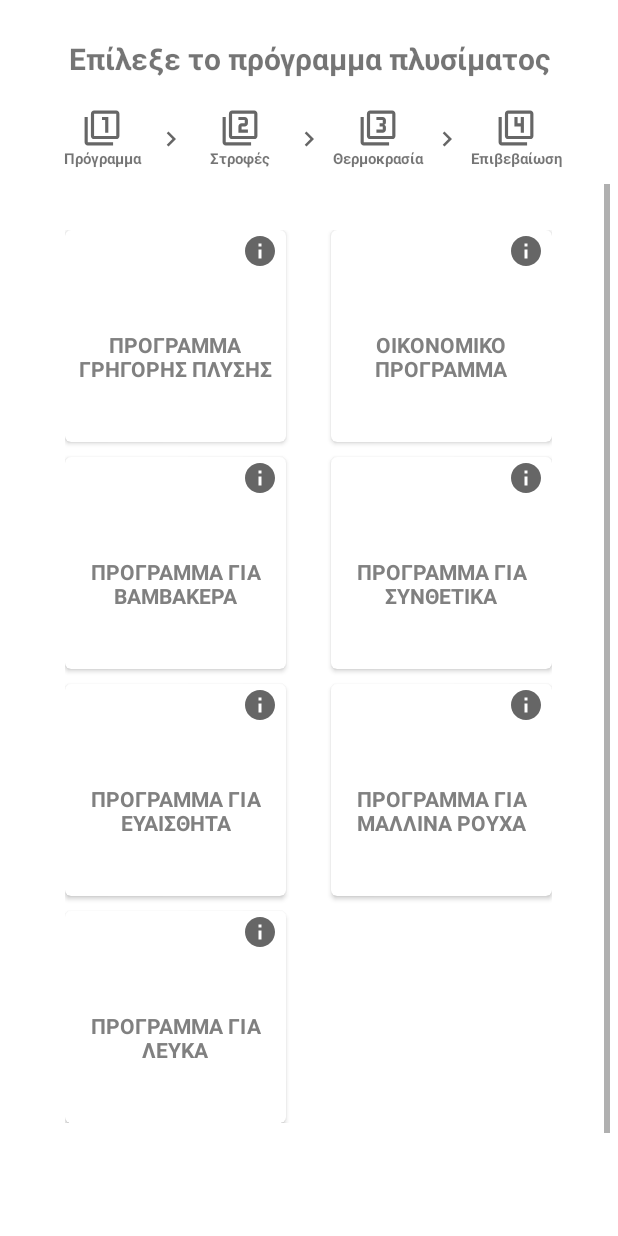
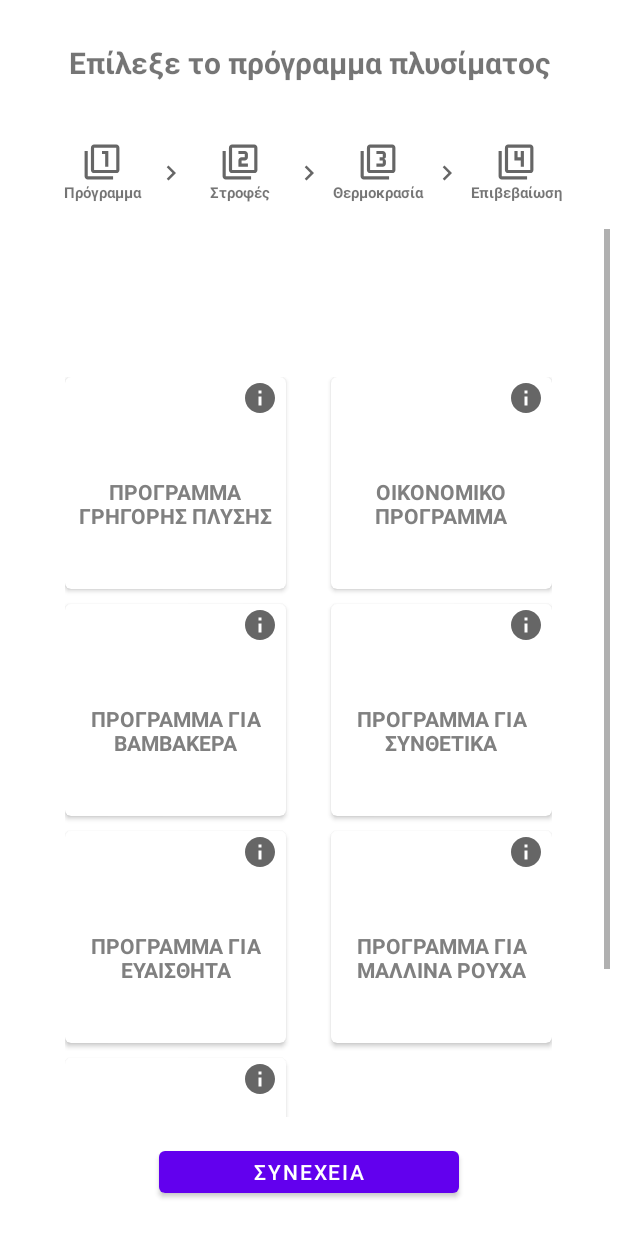
Before and after one commit to BrainBroader/Washer-Android, an Android app: the ChooseProgramActivity screen opened directly, with no data from a screen before it, on a phone screen of 412 x 824 dp. Run offline under Robolectric (Android 15) with nearby library versions, the phone set to English and light mode, and no system bars.

Commit message:
scrollbar fix

```diff
--- a/app/src/main/res/layout/activity_choose_program.xml
+++ b/app/src/main/res/layout/activity_choose_program.xml
@@ -9,27 +9,25 @@
     tools:context=".ChooseProgramActivity">
 
     <TextView
-        android:layout_marginTop="20dp"
         android:gravity="center"
         android:textSize="20sp"
         android:text="@string/choose_program"
         android:textStyle="bold"
         android:layout_width="match_parent"
-        android:layout_height="wrap_content"
-        android:layout_marginBottom="10dp"/>
+        android:layout_height="0dp"
+        android:layout_weight="0.05"/>
 
     <ScrollView
         android:scrollbars="horizontal"
         android:layout_width="match_parent"
-        android:layout_height="40dp"
-        android:layout_marginTop="10dp"
-        android:layout_marginBottom="10dp">
+        android:layout_height="0dp"
+        android:layout_weight="0.05">
 
         <LinearLayout
             android:layout_width="wrap_content"
             android:layout_height="wrap_content"
             android:orientation="horizontal"
-            android:layout_gravity="center_horizontal">
+            android:layout_gravity="center">
 
             <LinearLayout
                 android:id="@+id/programStage_layout"
@@ -157,7 +155,8 @@
     <ScrollView
         android:scrollbars="vertical"
         android:layout_width="match_parent"
-        android:layout_height="wrap_content">
+        android:layout_height="0dp"
+        android:layout_weight="0.4">
 
 
         <GridLayout
@@ -167,7 +166,7 @@
             android:columnCount="2"
             android:layout_width="wrap_content"
             android:layout_height="wrap_content"
-            android:layout_marginTop="10dp">
+            android:layout_marginTop="100dp">
 
             <!-- Row One -->
 
@@ -485,5 +484,20 @@
 
     </ScrollView>
 
+    <RelativeLayout
+        android:layout_width="match_parent"
+        android:layout_height="0dp"
+        android:layout_weight="0.05">
+
+        <Button
+            android:layout_width="200dp"
+            android:layout_height="40dp"
+            android:text="ΣΥΝΕΧΕΙΑ"
+            android:layout_centerInParent="true"/>
+
+    </RelativeLayout>
+
+
+
 
 </LinearLayout>
```
